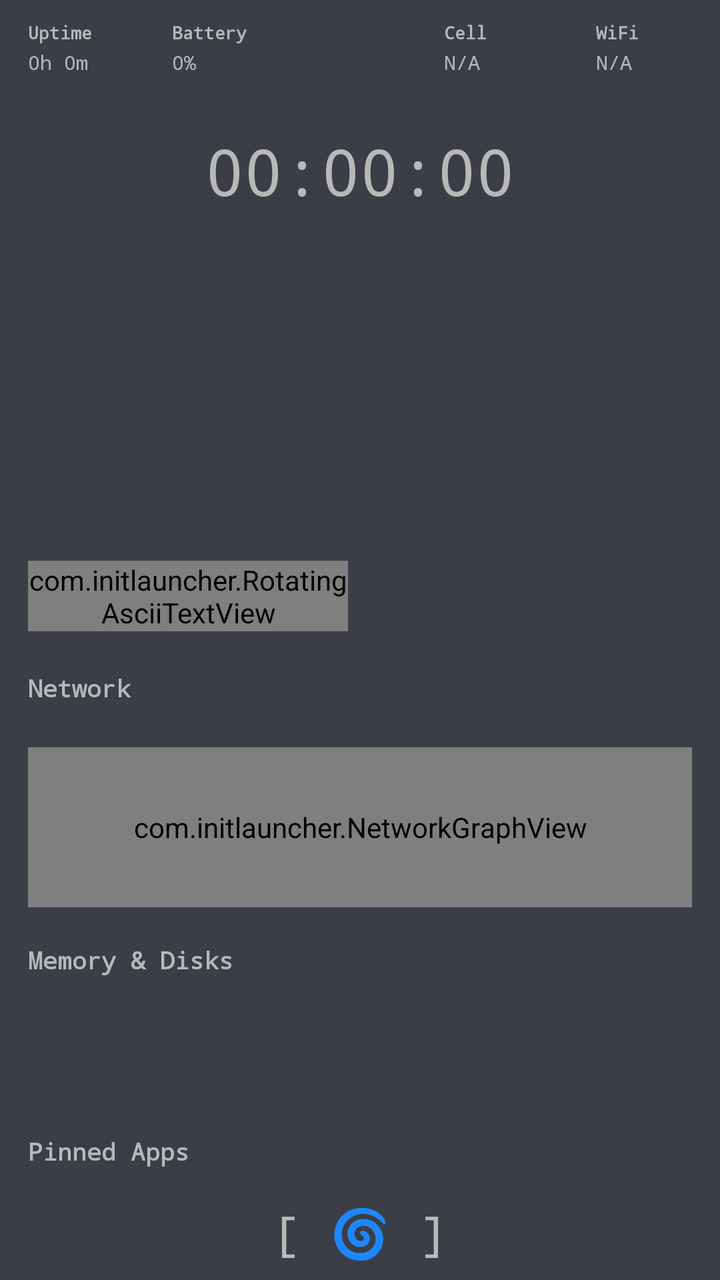
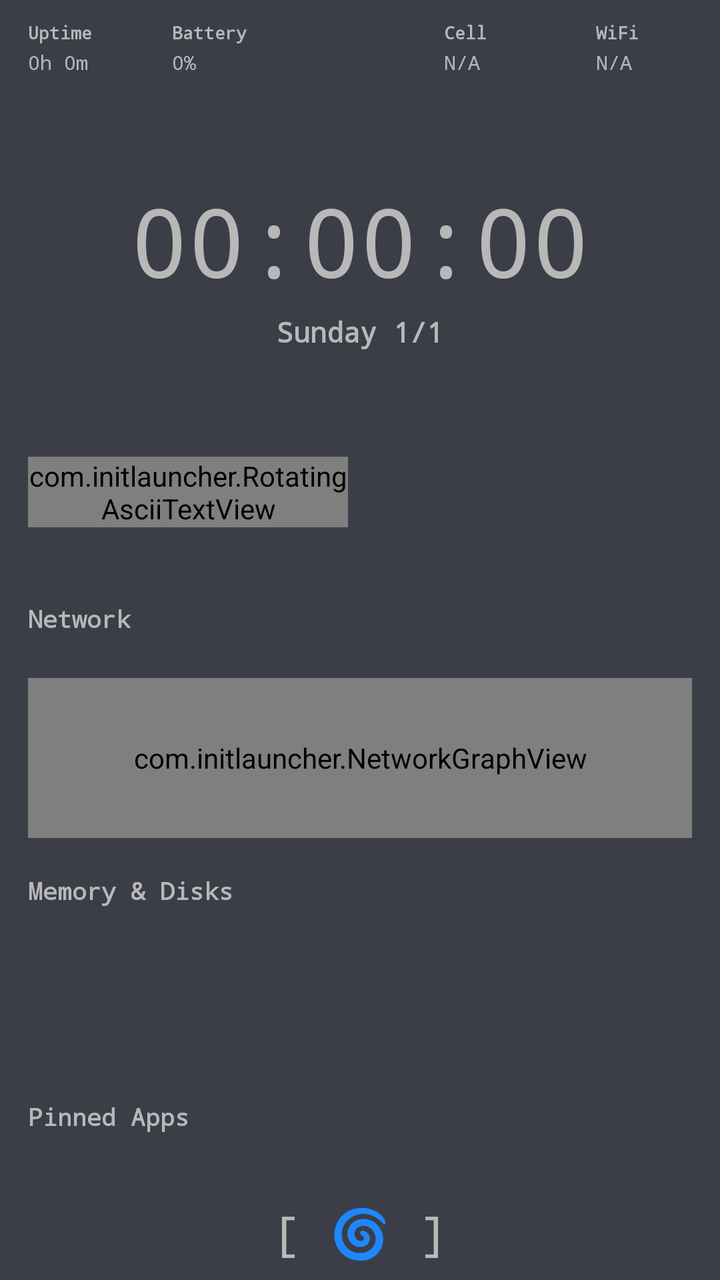

Compare the two renders of this Android layout. The source of the first and the diff that turns it into the second are given below.
<!-- AndroidManifest.xml: application theme AppTheme -->
<!-- res/layout/activity_main.xml -->
<?xml version="1.0" encoding="utf-8"?>
<LinearLayout xmlns:android="http://schemas.android.com/apk/res/android"
    android:layout_width="match_parent"
    android:layout_height="match_parent"
    android:orientation="vertical"
    android:background="@color/black"
    android:tag="bg=plain:background"
    android:padding="0dp">

    
    <LinearLayout
        android:layout_width="match_parent"
        android:layout_height="wrap_content"
        android:orientation="horizontal"
        android:layout_marginTop="4dp"
        android:paddingBottom="8dp">

        
        <LinearLayout
            android:layout_width="0dp"
            android:layout_height="wrap_content"
            android:layout_weight="1"
            android:orientation="horizontal"
            android:paddingStart="8dp">

            
            <LinearLayout
                android:layout_width="0dp"
                android:layout_height="wrap_content"
                android:layout_weight="1"
                android:orientation="vertical"
                android:background="@drawable/border_box"
                android:tag="bg=borderBox"
                android:padding="6dp"
                android:layout_marginEnd="4dp">

                <TextView
                    android:layout_width="wrap_content"
                    android:layout_height="wrap_content"
                    android:text="Uptime"
                    android:textColor="@color/neon_cyan"
                    android:tag="text=textLabel"
                    android:textSize="9sp"
                    android:fontFamily="monospace"
                    android:textStyle="bold" />

                <TextView
                    android:id="@+id/uptimeText"
                    android:layout_width="match_parent"
                    android:layout_height="wrap_content"
                    android:text="0h 0m"
                    android:textColor="@color/white"
                    android:tag="text=textPrimary"
                    android:textSize="10sp"
                    android:fontFamily="monospace"
                    android:paddingTop="2dp" />
            </LinearLayout>

            
            <LinearLayout
                android:layout_width="0dp"
                android:layout_height="wrap_content"
                android:layout_weight="1"
                android:orientation="vertical"
                android:background="@drawable/border_box"
                android:tag="bg=borderBox"
                android:padding="6dp"
                android:layout_marginStart="4dp">

                <TextView
                    android:layout_width="wrap_content"
                    android:layout_height="wrap_content"
                    android:text="Battery"
                    android:textColor="@color/neon_cyan"
                    android:tag="text=textLabel"
                    android:textSize="9sp"
                    android:fontFamily="monospace"
                    android:textStyle="bold" />

                <TextView
                    android:id="@+id/batteryText"
                    android:layout_width="match_parent"
                    android:layout_height="wrap_content"
                    android:text="0%"
                    android:textColor="@color/white"
                    android:tag="text=textPrimary"
                    android:textSize="10sp"
                    android:fontFamily="monospace"
                    android:paddingTop="2dp" />
            </LinearLayout>
        </LinearLayout>

        
        <View
            android:layout_width="0dp"
            android:layout_height="1dp"
            android:layout_weight="0.5" />

        
        <LinearLayout
            android:layout_width="0dp"
            android:layout_height="wrap_content"
            android:layout_weight="1"
            android:orientation="horizontal"
            android:paddingEnd="0dp">

            
            <LinearLayout
                android:layout_width="0dp"
                android:layout_height="wrap_content"
                android:layout_weight="1"
                android:orientation="vertical"
                android:background="@drawable/border_box"
                android:tag="bg=borderBox"
                android:padding="6dp"
                android:layout_marginEnd="4dp">

                <TextView
                    android:layout_width="wrap_content"
                    android:layout_height="wrap_content"
                    android:text="Cell"
                    android:textColor="@color/neon_cyan"
                    android:tag="text=textLabel"
                    android:textSize="9sp"
                    android:fontFamily="monospace"
                    android:textStyle="bold" />

                <TextView
                    android:id="@+id/signalText"
                    android:layout_width="match_parent"
                    android:layout_height="wrap_content"
                    android:text="N/A"
                    android:textColor="@color/white"
                    android:tag="text=textPrimary"
                    android:textSize="10sp"
                    android:fontFamily="monospace"
                    android:paddingTop="2dp" />
            </LinearLayout>

            
            <LinearLayout
                android:layout_width="0dp"
                android:layout_height="wrap_content"
                android:layout_weight="1"
                android:orientation="vertical"
                android:background="@drawable/border_box"
                android:tag="bg=borderBox"
                android:padding="6dp"
                android:layout_marginStart="4dp"
                android:layout_marginEnd="0dp">

                <TextView
                    android:layout_width="wrap_content"
                    android:layout_height="wrap_content"
                    android:text="WiFi"
                    android:textColor="@color/neon_cyan"
                    android:tag="text=textLabel"
                    android:textSize="9sp"
                    android:fontFamily="monospace"
                    android:textStyle="bold" />

                <TextView
                    android:id="@+id/wifiText"
                    android:layout_width="match_parent"
                    android:layout_height="wrap_content"
                    android:text="N/A"
                    android:textColor="@color/white"
                    android:tag="text=textPrimary"
                    android:textSize="10sp"
                    android:fontFamily="monospace"
                    android:paddingTop="2dp" />
            </LinearLayout>
        </LinearLayout>
    </LinearLayout>

    
    <LinearLayout
        android:layout_width="match_parent"
        android:layout_height="wrap_content"
        android:orientation="vertical"
        android:background="@drawable/border_box"
        android:tag="bg=borderBox"
        android:padding="12dp"
        android:layout_marginStart="8dp"
        android:layout_marginEnd="8dp"
        android:layout_marginBottom="8dp"
        android:gravity="center">

        <TextView
            android:id="@+id/currentTimeText"
            android:layout_width="wrap_content"
            android:layout_height="wrap_content"
            android:text="00:00:00"
            android:textColor="@color/neon_green"
            android:tag="text=accentPrimary"
            android:textSize="32sp"
            android:fontFamily="monospace" />
    </LinearLayout>

    
    <LinearLayout
        android:layout_width="match_parent"
        android:layout_height="0dp"
        android:layout_weight="1"
        android:orientation="vertical"
        android:gravity="bottom"
        android:paddingStart="8dp"
        android:paddingEnd="8dp"
        android:paddingBottom="8dp">

            
            <LinearLayout
                android:layout_width="match_parent"
                android:layout_height="wrap_content"
                android:orientation="horizontal"
                android:background="@drawable/border_box"
                android:tag="bg=borderBox"
                android:paddingTop="8dp"
                android:paddingBottom="8dp"
                android:paddingStart="6dp"
                android:paddingEnd="6dp"
                android:layout_marginBottom="6dp">

                
                <com.initlauncher.RotatingAsciiTextView
                    android:id="@+id/asciiArt"
                    android:layout_width="160dp"
                    android:layout_height="wrap_content"
                    android:textColor="@color/neon_green"
                    android:textSize="8sp"
                    android:fontFamily="monospace"
                    android:lineSpacingExtra="0dp"
                    android:lineSpacingMultiplier="0.9"
                    android:maxLines="20"
                    android:singleLine="false"
                    android:gravity="center" />

                
                <TextView
                    android:id="@+id/systemInfo"
                    android:layout_width="0dp"
                    android:layout_height="wrap_content"
                    android:layout_weight="1"
                    android:textColor="@color/white"
                    android:tag="text=textPrimary"
                    android:textSize="9sp"
                    android:fontFamily="monospace"
                    android:lineSpacingExtra="0dp"
                    android:lineSpacingMultiplier="1.0"
                    android:paddingStart="8dp"
                    android:paddingEnd="4dp" />
            </LinearLayout>

            
            <LinearLayout
                android:layout_width="match_parent"
                android:layout_height="wrap_content"
                android:orientation="vertical">

                
                <LinearLayout
                    android:layout_width="match_parent"
                    android:layout_height="wrap_content"
                    android:orientation="vertical"
                    android:background="@drawable/border_box"
                    android:tag="bg=borderBox"
                    android:padding="6dp"
                    android:layout_marginBottom="6dp">

                    <TextView
                        android:layout_width="wrap_content"
                        android:layout_height="wrap_content"
                        android:text="Network"
                        android:textColor="@color/neon_cyan"
                        android:tag="text=textLabel"
                        android:textSize="12sp"
                        android:fontFamily="monospace"
                        android:textStyle="bold" />

                    <TextView
                        android:id="@+id/networkStats"
                        android:layout_width="match_parent"
                        android:layout_height="wrap_content"
                        android:textColor="@color/white"
                        android:tag="text=textPrimary"
                        android:textSize="10sp"
                        android:fontFamily="monospace"
                        android:paddingTop="4dp" />

                    
                    <com.initlauncher.NetworkGraphView
                        android:id="@+id/networkGraph"
                        android:layout_width="match_parent"
                        android:layout_height="80dp"
                        android:layout_marginTop="4dp" />
                </LinearLayout>

                
                <LinearLayout
                    android:layout_width="match_parent"
                    android:layout_height="wrap_content"
                    android:orientation="vertical"
                    android:background="@drawable/border_box"
                    android:tag="bg=borderBox"
                    android:padding="6dp"
                    android:layout_marginBottom="6dp">

                    <TextView
                        android:layout_width="wrap_content"
                        android:layout_height="wrap_content"
                        android:text="Memory &amp; Disks"
                        android:textColor="@color/neon_cyan"
                        android:tag="text=textLabel"
                        android:textSize="12sp"
                        android:fontFamily="monospace"
                        android:textStyle="bold" />

                    <TextView
                        android:id="@+id/memoryStats"
                        android:layout_width="match_parent"
                        android:layout_height="wrap_content"
                        android:textColor="@color/red"
                        android:tag="text=ramBar"
                        android:textSize="10sp"
                        android:fontFamily="monospace"
                        android:paddingTop="4dp" />

                    
                    <ProgressBar
                        android:id="@+id/ramProgressBar"
                        style="?android:attr/progressBarStyleHorizontal"
                        android:layout_width="match_parent"
                        android:layout_height="8dp"
                        android:layout_marginTop="4dp"
                        android:progressDrawable="@drawable/progress_bar_square"
                        android:tag="bg=progress:ramBar"
                        android:max="100" />

                    <TextView
                        android:id="@+id/diskStats"
                        android:layout_width="match_parent"
                        android:layout_height="wrap_content"
                        android:textColor="@color/purple"
                        android:tag="text=diskBar"
                        android:textSize="10sp"
                        android:fontFamily="monospace"
                        android:paddingTop="6dp" />

                    
                    <ProgressBar
                        android:id="@+id/diskProgressBar"
                        style="?android:attr/progressBarStyleHorizontal"
                        android:layout_width="match_parent"
                        android:layout_height="8dp"
                        android:layout_marginTop="4dp"
                        android:progressDrawable="@drawable/progress_bar_square_purple"
                        android:tag="bg=progress:diskBar"
                        android:max="100" />
                </LinearLayout>
            </LinearLayout>

            
            <LinearLayout
                android:layout_width="match_parent"
                android:layout_height="wrap_content"
                android:orientation="vertical"
                android:background="@drawable/border_box"
                android:tag="bg=borderBox"
                android:padding="6dp"
                android:layout_marginBottom="6dp">

                <TextView
                    android:layout_width="wrap_content"
                    android:layout_height="wrap_content"
                    android:text="Pinned Apps"
                    android:textColor="@color/neon_cyan"
                    android:tag="text=textLabel"
                    android:textSize="12sp"
                    android:fontFamily="monospace"
                    android:textStyle="bold"
                    android:paddingBottom="4dp" />

                <androidx.recyclerview.widget.RecyclerView
                    android:id="@+id/pinnedAppsGrid"
                    android:layout_width="match_parent"
                    android:layout_height="wrap_content"
                    android:nestedScrollingEnabled="false" />
            </LinearLayout>

            
            <TextView
                android:id="@+id/allAppsButton"
                android:layout_width="match_parent"
                android:layout_height="wrap_content"
                android:text="@string/all_apps_button"
                android:textColor="@color/neon_green"
                android:textSize="24sp"
                android:fontFamily="monospace"
                android:gravity="center"
                android:padding="0dp"
                android:background="@drawable/border_box"
                android:tag="text=accentPrimary;bg=borderBox"
                android:clickable="true"
                android:focusable="true" />
    </LinearLayout>
</LinearLayout>
<!-- resources referenced by this layout -->
<resources>
  <color name="black">@color/background</color>
  <color name="neon_cyan">@color/text_label</color>
  <color name="neon_green">@color/accent_primary</color>
  <color name="purple">@color/disk_bar</color>
  <color name="red">@color/ram_bar</color>
  <color name="white">@color/text_primary</color>
  <!-- drawable border_box (drawable) -->
  <?xml version="1.0" encoding="utf-8"?>
  <layer-list xmlns:android="http://schemas.android.com/apk/res/android">
      
      <item>
          <shape android:shape="rectangle">
              <solid android:color="@color/bevel_shadow" />
          </shape>
      </item>
      
      <item android:bottom="2dp" android:right="2dp">
          <shape android:shape="rectangle">
              <solid android:color="@color/bevel_highlight" />
          </shape>
      </item>
      
      <item android:left="2dp" android:top="2dp" android:bottom="2dp" android:right="2dp">
          <shape android:shape="rectangle">
              <solid android:color="@color/surface" />
          </shape>
      </item>
  </layer-list>
  <!-- drawable progress_bar_square (drawable) -->
  <?xml version="1.0" encoding="utf-8"?>
  <layer-list xmlns:android="http://schemas.android.com/apk/res/android">
      <item android:id="@android:id/background">
          <shape android:shape="rectangle">
              <solid android:color="@color/progress_track" />
          </shape>
      </item>
      <item android:id="@android:id/progress">
          <clip>
              <shape android:shape="rectangle">
                  <solid android:color="@color/ram_bar" />
              </shape>
          </clip>
      </item>
  </layer-list>
  <!-- drawable progress_bar_square_purple (drawable) -->
  <?xml version="1.0" encoding="utf-8"?>
  <layer-list xmlns:android="http://schemas.android.com/apk/res/android">
      <item android:id="@android:id/background">
          <shape android:shape="rectangle">
              <solid android:color="@color/progress_track" />
          </shape>
      </item>
      <item android:id="@android:id/progress">
          <clip>
              <shape android:shape="rectangle">
                  <solid android:color="@color/disk_bar" />
              </shape>
          </clip>
      </item>
  </layer-list>
  <string name="all_apps_button">[ 🌀 ]</string>
  <style name="AppTheme" parent="android:Theme.DeviceDefault.NoActionBar">
          <item name="android:windowBackground">@color/black</item>
          <item name="android:statusBarColor">@android:color/transparent</item>
          <item name="android:navigationBarColor">@android:color/transparent</item>
          <item name="android:windowLayoutInDisplayCutoutMode">shortEdges</item>
      </style>
  <color name="background">#3B3E47</color>
  <color name="text_label">#B8B8B8</color>
  <color name="accent_primary">#B8B8B8</color>
  <color name="disk_bar">#B8B8B8</color>
  <color name="ram_bar">#B8B8B8</color>
  <color name="text_primary">#B8B8B8</color>
  <color name="bevel_shadow">#3B3E47</color>
  <color name="bevel_highlight">#3B3E47</color>
  <color name="surface">#3B3E47</color>
  <color name="progress_track">#3B3E47</color>
</resources>

<!-- the commit's change to res/layout/activity_main.xml (unified diff, before → after) -->
@@ -180,9 +180,10 @@
         android:orientation="vertical"
         android:background="@drawable/border_box"
         android:tag="bg=borderBox"
-        android:padding="12dp"
+        android:padding="20dp"
         android:layout_marginStart="8dp"
         android:layout_marginEnd="8dp"
+        android:layout_marginTop="16dp"
         android:layout_marginBottom="8dp"
         android:gravity="center">
 
@@ -193,8 +194,20 @@
             android:text="00:00:00"
             android:textColor="@color/neon_green"
             android:tag="text=accentPrimary"
-            android:textSize="32sp"
+            android:textSize="48sp"
             android:fontFamily="monospace" />
+
+        <TextView
+            android:id="@+id/dayOfWeekText"
+            android:layout_width="wrap_content"
+            android:layout_height="wrap_content"
+            android:text="Sunday 1/1"
+            android:textColor="@color/neon_cyan"
+            android:tag="text=textLabel"
+            android:textSize="14sp"
+            android:fontFamily="monospace"
+            android:textStyle="bold"
+            android:paddingTop="4dp" />
     </LinearLayout>
 
     
@@ -203,10 +216,14 @@
         android:layout_height="0dp"
         android:layout_weight="1"
         android:orientation="vertical"
-        android:gravity="bottom"
         android:paddingStart="8dp"
         android:paddingEnd="8dp"
         android:paddingBottom="8dp">
+
+            <View
+                android:layout_width="match_parent"
+                android:layout_height="0dp"
+                android:layout_weight="1" />
 
             
             <LinearLayout
@@ -250,6 +267,11 @@
                     android:paddingStart="8dp"
                     android:paddingEnd="4dp" />
             </LinearLayout>
+
+            <View
+                android:layout_width="match_parent"
+                android:layout_height="0dp"
+                android:layout_weight="1" />
 
             
             <LinearLayout
@@ -359,6 +381,11 @@
                 </LinearLayout>
             </LinearLayout>
 
+            <View
+                android:layout_width="match_parent"
+                android:layout_height="0dp"
+                android:layout_weight="1" />
+
             
             <LinearLayout
                 android:layout_width="match_parent"
@@ -386,6 +413,11 @@
                     android:layout_height="wrap_content"
                     android:nestedScrollingEnabled="false" />
             </LinearLayout>
+
+            <View
+                android:layout_width="match_parent"
+                android:layout_height="0dp"
+                android:layout_weight="1" />
 
             
             <TextView
